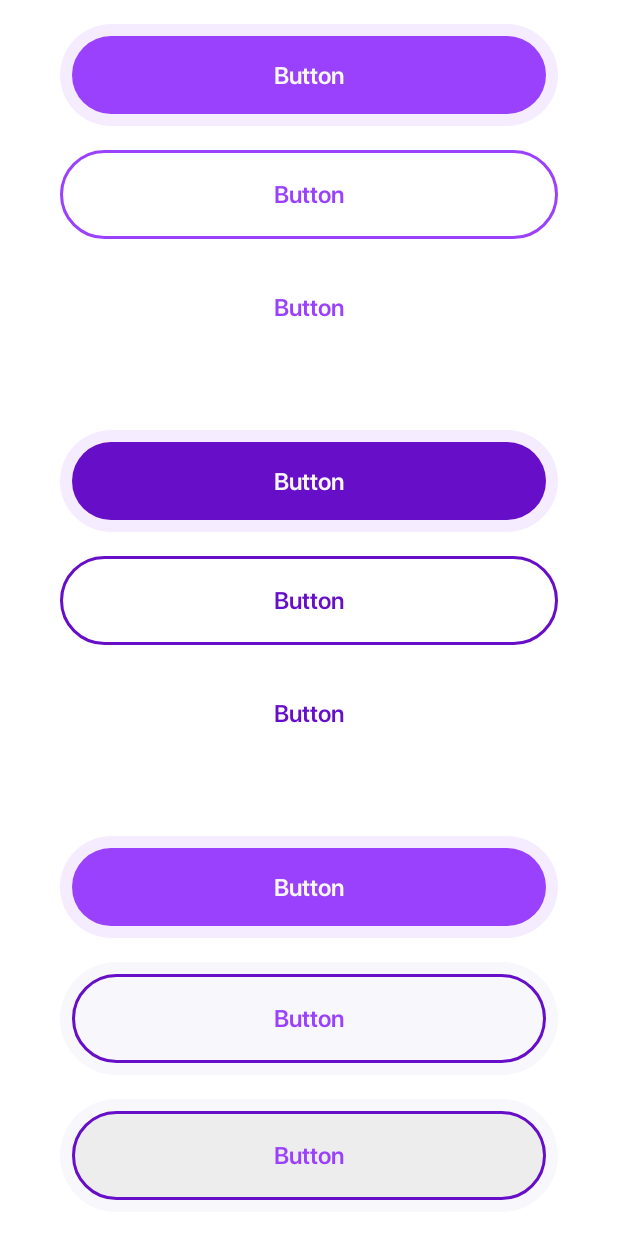
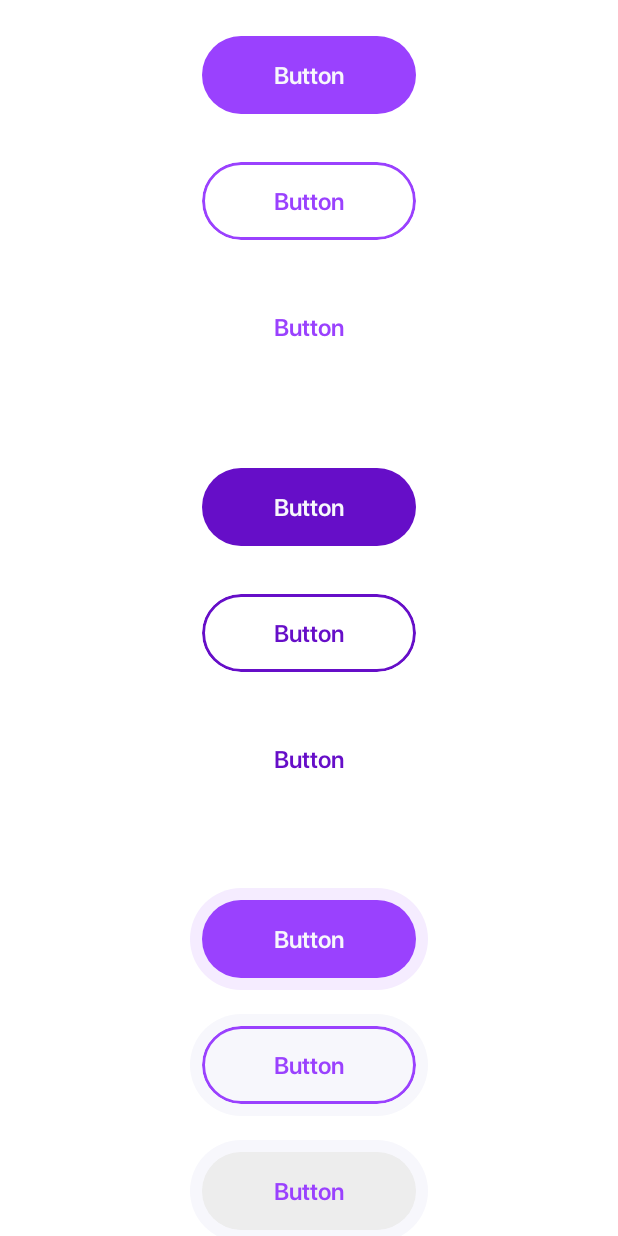
Before and after one commit to BIBLETUM/Meet, an Android app built with Jetpack Compose: the screen it shows after launch (MainActivity), on a phone screen of 412 x 824 dp. Run offline under Robolectric (Android 15) with nearby library versions, the phone set to English and light mode, and no system bars.

Commit message:
Finished 1-1-UI-kit

```diff
--- a/app/src/main/java/ru/wb/meetings/MainActivity.kt
+++ b/app/src/main/java/ru/wb/meetings/MainActivity.kt
@@ -22,17 +22,13 @@ import androidx.compose.ui.Modifier
 import androidx.compose.ui.graphics.Color
 import androidx.compose.ui.text.TextStyle
 import androidx.compose.ui.unit.dp
-import ru.wb.meetings.components.ButtonPrimaryInitial
+import ru.wb.meetings.components.ButtonGhost
+import ru.wb.meetings.components.ButtonPrimary
+import ru.wb.meetings.components.ButtonSecondary
 import ru.wb.meetings.components.Chip
-import ru.wb.meetings.components.GhostFocus
-import ru.wb.meetings.components.GhostHover
-import ru.wb.meetings.components.GhostInitial
 import ru.wb.meetings.components.MeetingAvatar
 import ru.wb.meetings.components.ProfileAvatar
 import ru.wb.meetings.components.SearchBar
-import ru.wb.meetings.components.SecondaryFocus
-import ru.wb.meetings.components.SecondaryHover
-import ru.wb.meetings.components.SecondaryInitial
 import ru.wb.meetings.ui.theme.BodyText1
 import ru.wb.meetings.ui.theme.BodyText2
 import ru.wb.meetings.ui.theme.Heading1
@@ -99,27 +95,27 @@ fun CustomButtons() {
         horizontalAlignment = Alignment.CenterHorizontally,
         verticalArrangement = Arrangement.spacedBy(16.dp)
     ) {
-        ButtonPrimaryInitial(onClick = {})
-        SecondaryInitial(onClick = {})
-        GhostInitial(onClick = {})
+        ButtonPrimary(onClick = {})
+        ButtonSecondary(onClick = {})
+        ButtonGhost(onClick = {})
 
         Spacer(modifier = Modifier.padding(vertical = 10.dp))
 
-        ButtonPrimaryInitial(onClick = {}, hovered = true)
-        SecondaryHover(onClick = {})
-        GhostHover(onClick = {})
+        ButtonPrimary(onClick = {}, hovered = true)
+        ButtonSecondary(onClick = {}, hovered = true)
+        ButtonGhost(onClick = {}, hovered = true)
 
         Spacer(modifier = Modifier.padding(vertical = 10.dp))
 
-        ButtonPrimaryInitial(onClick = {}, focused = true)
-        SecondaryFocus(onClick = {})
-        GhostFocus(onClick = {})
+        ButtonPrimary(onClick = {}, focused = true)
+        ButtonSecondary(onClick = {}, focused = true)
+        ButtonGhost(onClick = {}, focused = true)
 
         Spacer(modifier = Modifier.padding(vertical = 10.dp))
 
-        ButtonPrimaryInitial(onClick = {}, enabled = false)
-        SecondaryInitial(onClick = {}, enabled = false)
-        GhostInitial(onClick = {}, enabled = false)
+        ButtonPrimary(onClick = {}, enabled = false)
+        ButtonSecondary(onClick = {}, enabled = false)
+        ButtonGhost(onClick = {}, enabled = false)
 
     }
 }
--- a/app/src/main/java/ru/wb/meetings/components/Buttons.kt
+++ b/app/src/main/java/ru/wb/meetings/components/Buttons.kt
@@ -2,22 +2,18 @@ package ru.wb.meetings.components
 
 import androidx.compose.foundation.BorderStroke
 import androidx.compose.foundation.background
+import androidx.compose.foundation.border
 import androidx.compose.foundation.clickable
-import androidx.compose.foundation.hoverable
 import androidx.compose.foundation.interaction.MutableInteractionSource
 import androidx.compose.foundation.interaction.collectIsHoveredAsState
 import androidx.compose.foundation.interaction.collectIsPressedAsState
 import androidx.compose.foundation.layout.Box
-import androidx.compose.foundation.layout.fillMaxWidth
 import androidx.compose.foundation.layout.height
 import androidx.compose.foundation.layout.padding
 import androidx.compose.foundation.shape.RoundedCornerShape
-import androidx.compose.material3.Button
-import androidx.compose.material3.ButtonDefaults
+import androidx.compose.material.ripple.rememberRipple
 import androidx.compose.material3.MaterialTheme
-import androidx.compose.material3.OutlinedButton
 import androidx.compose.material3.Text
-import androidx.compose.material3.TextButton
 import androidx.compose.runtime.Composable
 import androidx.compose.runtime.getValue
 import androidx.compose.runtime.remember
@@ -34,15 +30,14 @@ import ru.wb.meetings.ui.theme.NeutralColorLine
 import ru.wb.meetings.ui.theme.NeutralColorOffWhite
 import ru.wb.meetings.ui.theme.Subheading2
 
-
-@Preview
 @Composable
-fun ButtonPrimaryInitial(
+fun ButtonPrimary(
+    modifier: Modifier = Modifier,
     text: String = "Button",
     onClick: () -> Unit = {},
     enabled: Boolean = true,
     hovered: Boolean = false,
-    focused: Boolean = true,
+    focused: Boolean = false,
 ) {
 
     val interactionSource = remember { MutableInteractionSource() }
@@ -51,31 +46,34 @@ fun ButtonPrimaryInitial(
 
     val rippleColor = if (isPressed || focused) BrandColorBackground else Color.Transparent
 
+
     val backgroundColor = if (isHovered || hovered) {
         BrandColorDark
     } else {
         BrandColorDefault
     }
     Box(
-        modifier = Modifier
-            .fillMaxWidth()
+        modifier = modifier
             .padding(horizontal = 24.dp)
             .clip(RoundedCornerShape(50))
-            .background(rippleColor)
+            .background(color = rippleColor)
     ) {
         Box(
-            modifier = Modifier
-                .fillMaxWidth()
+            modifier = modifier
                 .padding(8.dp)
                 .clip(RoundedCornerShape(30.dp))
-                .clickable(interactionSource, indication = null, enabled) {
+                .clickable(
+                    interactionSource,
+                    indication = null,
+                    enabled
+                ) {
                     onClick()
                 }
-                .hoverable(interactionSource)
                 .background(if (enabled) backgroundColor else BrandColorDefault.copy(alpha = 0.5f))
                 .height(52.dp),
             contentAlignment = Alignment.Center
         ) {
+
             Text(
                 modifier = Modifier.padding(horizontal = 48.dp, vertical = 12.dp),
                 text = text,
@@ -84,160 +82,109 @@ fun ButtonPrimaryInitial(
             )
         }
     }
-
-
 }
 
 @Composable
-fun SecondaryInitial(text: String = "Button", onClick: () -> Unit = {}, enabled: Boolean = true) {
+fun ButtonSecondary(
+    modifier: Modifier = Modifier,
+    text: String = "Button",
+    onClick: () -> Unit = {},
+    enabled: Boolean = true,
+    hovered: Boolean = false,
+    focused: Boolean = false,
+) {
+    val interactionSource = remember { MutableInteractionSource() }
+    val isHovered by interactionSource.collectIsHoveredAsState()
+    val isPressed by interactionSource.collectIsPressedAsState()
+
+    val rippleColor = if (isPressed || focused) NeutralColorOffWhite else Color.Transparent
+
+    val backgroundColor = if (isHovered || hovered) {
+        BrandColorDark
+    } else {
+        BrandColorDefault
+    }
+
     val borderStroke = if (enabled) {
-        BorderStroke(2.dp, BrandColorDefault)
+        BorderStroke(2.dp, backgroundColor)
     } else {
         BorderStroke(2.dp, BrandColorDefault.copy(alpha = 0.5f))
     }
-    OutlinedButton(
-        enabled = enabled,
-        modifier = Modifier
-            .fillMaxWidth()
-            .padding(horizontal = 24.dp),
-        onClick = { onClick() },
-        colors = ButtonDefaults.buttonColors(
-            contentColor = BrandColorDefault,
-            containerColor = Color.Transparent,
-            disabledContentColor = BrandColorDefault.copy(alpha = 0.5f),
-            disabledContainerColor = Color.Transparent
-        ),
-        border = borderStroke
-    ) {
-        Text(
-            modifier = Modifier.padding(horizontal = 48.dp, vertical = 12.dp),
-            text = text,
-            style = MaterialTheme.typography.Subheading2
-        )
-    }
-}
 
-@Composable
-fun SecondaryHover(text: String = "Button", onClick: () -> Unit) {
-    OutlinedButton(
-        modifier = Modifier
-            .fillMaxWidth()
-            .padding(horizontal = 24.dp),
-        onClick = { onClick() },
-        colors = ButtonDefaults.buttonColors(
-            contentColor = BrandColorDark,
-            containerColor = Color.Transparent
-        ),
-        border = BorderStroke(2.dp, BrandColorDark)
-    ) {
-        Text(
-            modifier = Modifier.padding(horizontal = 48.dp, vertical = 12.dp),
-            text = text,
-            style = MaterialTheme.typography.Subheading2
-        )
-    }
-}
-
-@Composable
-fun SecondaryFocus(text: String = "Button", onClick: () -> Unit) {
     Box(
-        modifier = Modifier
-            .fillMaxWidth()
+        modifier = modifier
             .padding(horizontal = 24.dp)
             .clip(RoundedCornerShape(50))
-            .background(NeutralColorOffWhite)
+            .background(color = if (enabled) rippleColor else Color.Transparent)
     ) {
-        OutlinedButton(
-            modifier = Modifier
-                .fillMaxWidth()
+        Box(
+            modifier = modifier
+                .padding(8.dp)
                 .clip(RoundedCornerShape(30.dp))
-                .padding(8.dp),
-            onClick = { onClick() },
-            colors = ButtonDefaults.buttonColors(
-                contentColor = BrandColorDefault,
-                containerColor = NeutralColorOffWhite
-            ),
-            border = BorderStroke(2.dp, BrandColorDark)
+                .border(borderStroke, RoundedCornerShape(30.dp))
+                .clickable(interactionSource, indication = null, enabled) {
+                    onClick()
+                }
+                .background(if (isPressed || focused && enabled) NeutralColorOffWhite else Color.Transparent)
+                .height(52.dp),
+            contentAlignment = Alignment.Center
         ) {
             Text(
-                modifier = Modifier.padding(horizontal = 40.dp, vertical = 12.dp),
+                modifier = Modifier.padding(horizontal = 48.dp, vertical = 12.dp),
                 text = text,
-                style = MaterialTheme.typography.Subheading2
-            )
-        }
-    }
-
-}
-
-@Composable
-fun GhostInitial(text: String = "Button", onClick: () -> Unit = {}, enabled: Boolean = true) {
-    TextButton(
-        enabled = enabled,
-        modifier = Modifier
-            .fillMaxWidth()
-            .padding(horizontal = 24.dp),
-        onClick = { onClick() },
-        colors = ButtonDefaults.buttonColors(
-            contentColor = BrandColorDefault,
-            containerColor = Color.Transparent,
-            disabledContentColor = BrandColorDefault.copy(alpha = 0.5f),
-            disabledContainerColor = Color.Transparent
-        ),
-    ) {
-        Text(
-            modifier = Modifier.padding(horizontal = 34.dp, vertical = 12.dp),
-            style = MaterialTheme.typography.Subheading2,
-            text = text
-        )
-    }
-}
-
-@Composable
-fun GhostHover(text: String = "Button", onClick: () -> Unit) {
-    TextButton(
-        modifier = Modifier
-            .fillMaxWidth()
-            .padding(horizontal = 24.dp),
-        onClick = { onClick() },
-        colors = ButtonDefaults.buttonColors(
-            contentColor = BrandColorDark,
-            containerColor = Color.Transparent
-        ),
-    ) {
-        Text(
-            modifier = Modifier.padding(horizontal = 34.dp, vertical = 12.dp),
-            style = MaterialTheme.typography.Subheading2,
-            text = text
-        )
-    }
-}
-
-@Composable
-fun GhostFocus(text: String = "Button", onClick: () -> Unit) {
-    Box(
-        modifier = Modifier
-            .fillMaxWidth()
-            .padding(horizontal = 24.dp)
-            .clip(RoundedCornerShape(50))
-            .background(NeutralColorOffWhite)
-    ) {
-        OutlinedButton(
-            modifier = Modifier
-                .fillMaxWidth()
-                .clip(RoundedCornerShape(30.dp))
-                .padding(8.dp),
-            onClick = { onClick() },
-            colors = ButtonDefaults.buttonColors(
-                contentColor = BrandColorDefault,
-                containerColor = NeutralColorLine
-            ),
-            border = BorderStroke(2.dp, BrandColorDark)
-        ) {
-            Text(
-                modifier = Modifier.padding(horizontal = 34.dp, vertical = 12.dp),
-                text = text,
-                style = MaterialTheme.typography.Subheading2
+                style = MaterialTheme.typography.Subheading2,
+                color = if (enabled) backgroundColor else BrandColorDefault.copy(alpha = 0.5f)
             )
         }
     }
 }
+
+@Preview
+@Composable
+fun ButtonGhost(
+    modifier: Modifier = Modifier,
+    text: String = "Button",
+    onClick: () -> Unit = {},
+    enabled: Boolean = true,
+    hovered: Boolean = false,
+    focused: Boolean = false,
+) {
+
+    val interactionSource = remember { MutableInteractionSource() }
+    val isHovered by interactionSource.collectIsHoveredAsState()
+    val isPressed by interactionSource.collectIsPressedAsState()
+
+    val rippleColor = if (isPressed || focused) NeutralColorOffWhite else Color.Transparent
+
+    val backgroundColor = if (isHovered || hovered) {
+        BrandColorDark
+    } else {
+        BrandColorDefault
+    }
+
+    Box(
+        modifier = modifier
+            .padding(horizontal = 24.dp)
+            .clip(RoundedCornerShape(50))
+            .background(color = if (enabled) rippleColor else Color.Transparent)
+    ) {
+        Box(
+            modifier = modifier
+                .padding(8.dp)
+                .clip(RoundedCornerShape(30.dp))
+                .clickable(interactionSource, indication = null, enabled) {
+                    onClick()
+                }
+                .background(if (isPressed || focused && enabled) NeutralColorLine else Color.Transparent)
+                .height(52.dp),
+            contentAlignment = Alignment.Center
+        ) {
+            Text(
+                modifier = Modifier.padding(horizontal = 48.dp, vertical = 12.dp),
+                text = text,
+                style = MaterialTheme.typography.Subheading2,
+                color = if (enabled) backgroundColor else BrandColorDefault.copy(alpha = 0.5f)
+            )
+        }
+    }
+}
```
